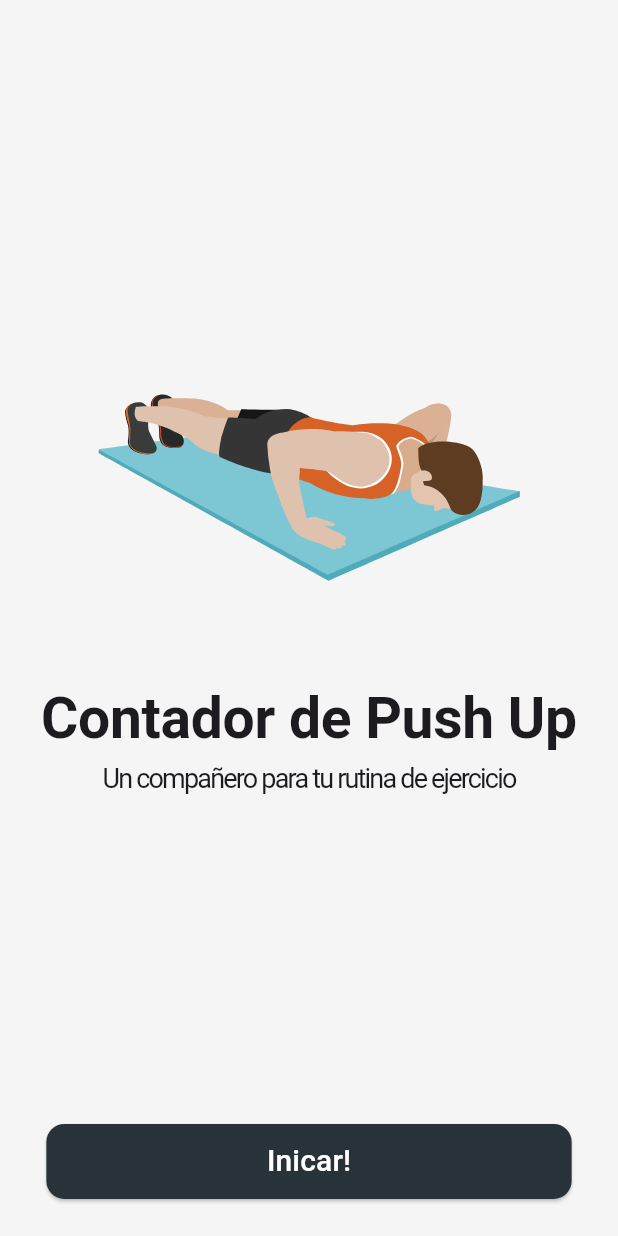
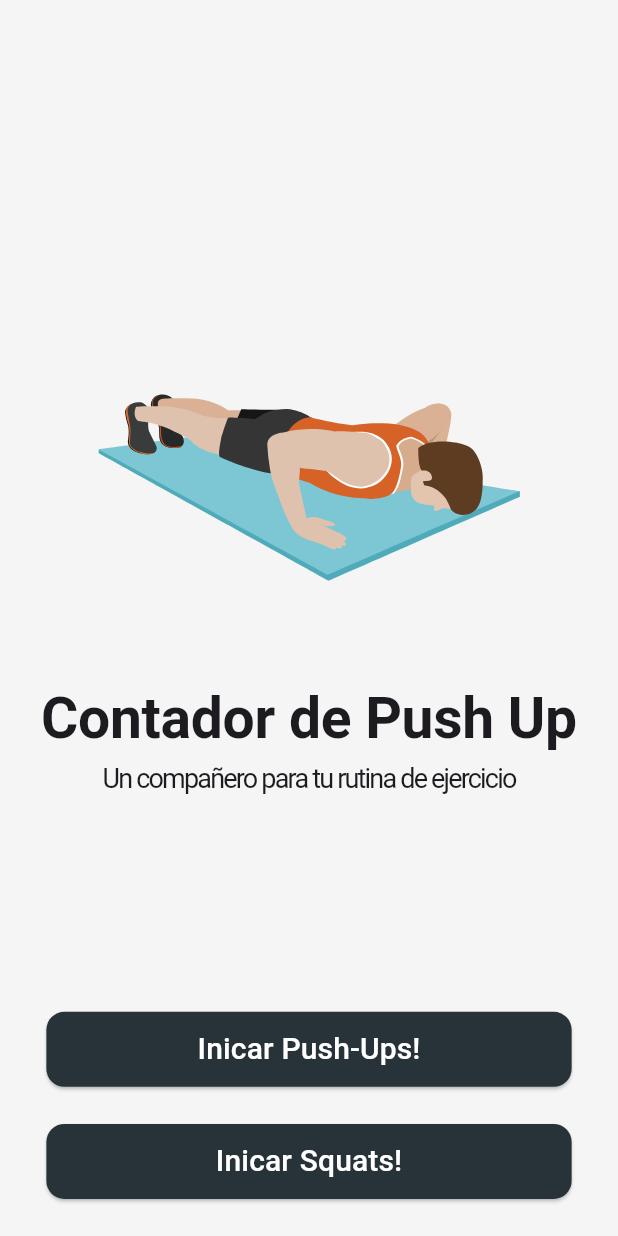
Before and after one commit to ToNiVeL2002/contador-de-pushUps-y-Squats, a Flutter app: the screen it shows after launch, on a phone screen of 412 x 824 dp. Run offline on Flutter 3.47's test engine with Material 3 defaults, Android fonts, the phone set to English and light mode, and no system bars; our stand-ins replace bloc, camera, equatable, flutter_bloc, image_picker, lottie; missing offline and left inert: google_ml_kit, google_mlkit_commons, google_mlkit_pose_detection.

Commit message:
funciona P y S

```diff
--- a/lib/utils.dart
+++ b/lib/utils.dart
@@ -54,7 +54,7 @@ double angle(
 
     if (current == PushUpState.neutral && angleElbow > umbralElbowExt && angleElbow < 175.0) {
       return PushUpState.init;
-    } else if (current == PushUpState.init && angleElbow < umbralElbow && angleElbow > 50.0) {
+    } else if (current == PushUpState.init && angleElbow < umbralElbow && angleElbow > 60.0) {
       return PushUpState.complete;
     }
 
--- a/lib/views/detector_view.dart
+++ b/lib/views/detector_view.dart
@@ -21,6 +21,7 @@ class DetectorView extends StatefulWidget {
     this.onCameraFeedReady,
     this.onDetectorViewModeChanged,
     this.onCameraLensDirectionChanged,
+    required this.cambia,
   }) : super(key: key);
 
   final PosePainter? posePainter;
@@ -33,6 +34,7 @@ class DetectorView extends StatefulWidget {
   final Function(DetectorViewMode mode)? onDetectorViewModeChanged;
   final Function(CameraLensDirection direction)? onCameraLensDirectionChanged;
   final CameraLensDirection initialCameraLensDirection;
+  final bool cambia;
 
   @override
   State<DetectorView> createState() => _DetectorViewState();
@@ -59,6 +61,7 @@ class _DetectorViewState extends State<DetectorView> {
             onDetectorViewModeChanged: _onDetectorViewModeChanged,
             initialCameraLensDirection: widget.initialCameraLensDirection,
             onCameraLensDirectionChanged: widget.onCameraLensDirectionChanged,
+            cambiaPoS: widget.cambia,
           )
         : GalleryView(
             title: widget.title,
--- a/lib/views/pose_detection_view.dart
+++ b/lib/views/pose_detection_view.dart
@@ -7,6 +7,11 @@ import '../painters/pose_painter.dart';
 import 'detector_view.dart';
 
 class PoseDetectorView extends StatefulWidget {
+
+  const PoseDetectorView({super.key, required this.bandera});
+
+  final bool bandera;
+
   @override
   State<StatefulWidget> createState() => _PoseDetectorViewState();
 }
@@ -38,6 +43,7 @@ class _PoseDetectorViewState extends State<PoseDetectorView> {
       onImage: _processImage,
       initialCameraLensDirection: _cameraLensDirection,
       onCameraLensDirectionChanged: (value) => _cameraLensDirection = value,
+      cambia: widget.bandera,
     );
   }
 
--- a/lib/views/splash_screen.dart
+++ b/lib/views/splash_screen.dart
@@ -11,10 +11,10 @@ class SplashScreen extends StatelessWidget {
   Widget build(BuildContext context) {
     final size = MediaQuery.of(context).size;
     final ButtonStyle raisedButtonStyle = ElevatedButton.styleFrom(
-      backgroundColor: Color(0xff273338),
+      backgroundColor: const Color(0xff273338),
       minimumSize: Size(size.width*0.85, 50),
-      padding: EdgeInsets.symmetric(horizontal: 16),
-      shape: RoundedRectangleBorder(
+      padding: const EdgeInsets.symmetric(horizontal: 16),
+      shape: const RoundedRectangleBorder(
         borderRadius: BorderRadius.all(Radius.circular(12))
       )
     );
@@ -36,7 +36,7 @@ class SplashScreen extends StatelessWidget {
                   fit: BoxFit.cover
               ),
             ),
-            SizedBox(height: 40,),
+            const SizedBox(height: 40,),
 
             const Text(
               'Contador de Push Up',
@@ -46,6 +46,7 @@ class SplashScreen extends StatelessWidget {
                 letterSpacing: -0.2,
               ),
             ),
+
             Container(
               width: size.width*0.7,
               child: const Text(
@@ -57,17 +58,39 @@ class SplashScreen extends StatelessWidget {
                 ),
               ),
             ),
+
             Spacer(),
+
             ElevatedButton(
               style: raisedButtonStyle,
               onPressed: (){
                 Navigator.push(
                   context,
-                  MaterialPageRoute(builder: (_) => PoseDetectorView()),
+                  MaterialPageRoute(builder: (_) => PoseDetectorView(bandera: true,)),
                 );
               },
               child: Text(
-                'Inicar!',
+                'Inicar Push-Ups!',
+                style: TextStyle(
+                  color: Colors.white,
+                  fontSize: 20
+                ),
+              )
+            ),
+            SizedBox(
+              height: size.height*0.03,
+            ),
+
+            ElevatedButton(
+              style: raisedButtonStyle,
+              onPressed: (){
+                Navigator.push(
+                  context,
+                  MaterialPageRoute(builder: (_) => PoseDetectorView(bandera: false,)),
+                );
+              },
+              child: Text(
+                'Inicar Squats!',
                 style: TextStyle(
                   color: Colors.white,
                   fontSize: 20
```
Also changed, not shown: lib/views/camera_view.dart (+14 -4 lines).
